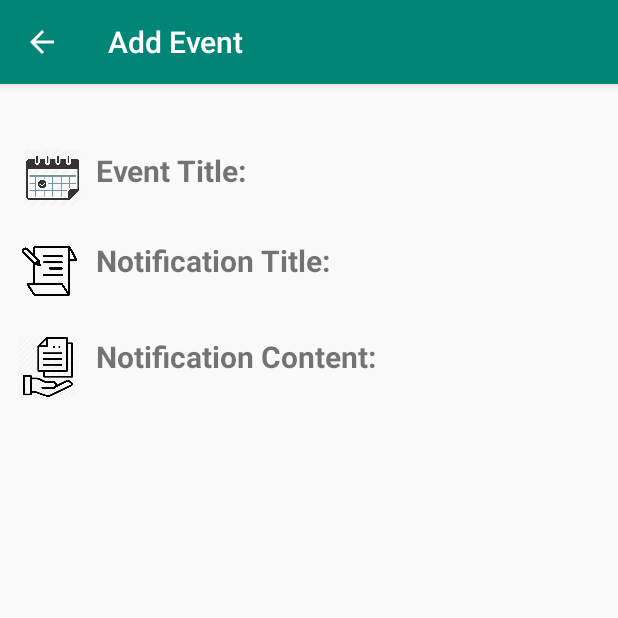
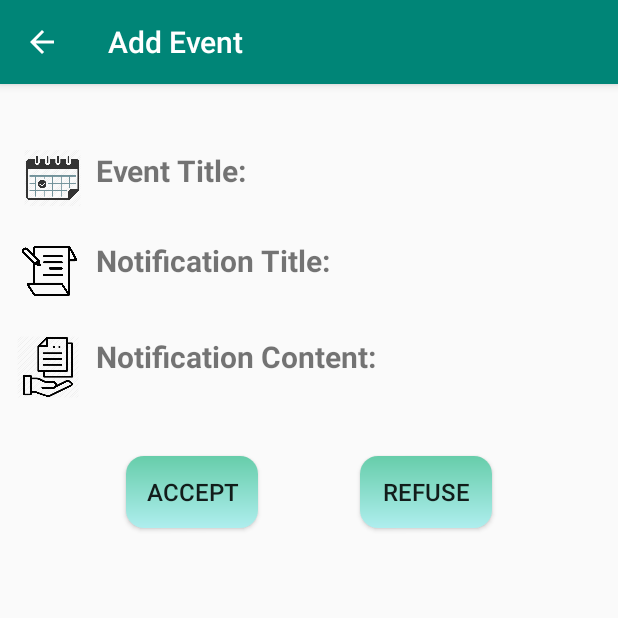
Before and after one commit to ChenyoisRita/Foodaholic, an Android app: the NotificationDetailActivity screen opened directly, with no data from a screen before it, on a phone screen of 412 x 824 dp, the top half of it. Run offline under Robolectric (Android 15) with nearby library versions, the light colour scheme and no system bars; 1 statement that could not run was skipped.

Commit message:
set up teh structure for the notification view

```diff
--- a/app/src/main/java/com/jhuoose/foodaholic/api/HerokuAPI.java
+++ b/app/src/main/java/com/jhuoose/foodaholic/api/HerokuAPI.java
@@ -37,8 +37,8 @@ public interface HerokuAPI {
     @DELETE("users/current/events/{eventId}")
     Call<ResponseBody> leaveEvent(@Path("eventId") int eventId);
 
-    //@GET("users/current/notifications")
-    //Call<List<NotificationProfile>> getNotificationList();
+    @GET("users/current/notifications")
+    Call<List<Notification>> getNotificationList();
 
     @GET("users/current/friends")
     Call<List<UserProfile>> getFriendList();
--- a/app/src/main/java/com/jhuoose/foodaholic/ui/notifications/NotificationDetailActivity.java
+++ b/app/src/main/java/com/jhuoose/foodaholic/ui/notifications/NotificationDetailActivity.java
@@ -1,21 +1,36 @@
 package com.jhuoose.foodaholic.ui.notifications;
 
+import android.app.AlertDialog;
+import android.content.DialogInterface;
 import android.os.Bundle;
 import android.content.Intent;
+import android.view.View;
+import android.widget.Button;
 import android.widget.TextView;
+import android.widget.Toast;
 
 import androidx.annotation.Nullable;
 import androidx.appcompat.app.AppCompatActivity;
 import com.jhuoose.foodaholic.R;
+import com.jhuoose.foodaholic.api.HerokuAPI;
+import com.jhuoose.foodaholic.api.HerokuService;
 import com.jhuoose.foodaholic.model.Notification;
 
 import com.jhuoose.foodaholic.model.Notification;
+import com.jhuoose.foodaholic.ui.events.JoinEventActivity;
 
 import androidx.appcompat.app.AppCompatActivity;
 
+import okhttp3.ResponseBody;
+import retrofit2.Call;
+import retrofit2.Callback;
+import retrofit2.Response;
+
 public class NotificationDetailActivity extends AppCompatActivity {
-    String eventTitle, notificationTitle, notificationContent;
+    private HerokuAPI heroku;
+    String eventTitle, notificationTitle, notificationContent, entryCode;
     TextView eventTitle_display, notificationTitle_display, notificationContent_display;
+    Button acceptInvitationBtn, declineInvitationBtn;
     Notification notification;
 
 //    @override
@@ -28,6 +43,10 @@ public class NotificationDetailActivity extends AppCompatActivity {
     protected void onCreate(@Nullable Bundle savedInstanceState) {
         super.onCreate(savedInstanceState);
         setContentView(R.layout.activity_notification_detail);
+
+        heroku = HerokuService.getAPI();
+        acceptInvitationBtn = findViewById(R.id.acceptInvitationButton);
+        declineInvitationBtn = findViewById(R.id.declineInvitationButton);
 
         eventTitle_display = this.findViewById(R.id.eventTitle_display_tv);
         notificationTitle_display = this.findViewById(R.id.notificationTitle_display_tv);
@@ -42,5 +61,54 @@ public class NotificationDetailActivity extends AppCompatActivity {
         notificationTitle_display.setText(notificationTitle);
         notificationContent_display.setText(notificationContent);
 
+        acceptInvitationBtn..setOnClickListener(new View.OnClickListener() {
+            @Override
+            public void onClick(View view) {
+                if (getValidEntryCode()) {
+                    Call<ResponseBody> call_joinEvent = heroku.joinEvent(entryCode);
+                    call_joinEvent.enqueue(new Callback<ResponseBody>() {
+                        @Override
+                        public void onResponse(Call<ResponseBody> call, Response<ResponseBody> response) {
+                            if (!response.isSuccessful()) {
+                                Toast.makeText(getApplicationContext(), "Event Not Found:"+response.errorBody(), Toast.LENGTH_SHORT).show();
+                            } else {
+                                AlertDialog alertDialog = new AlertDialog.Builder(JoinEventActivity.this).create();
+                                alertDialog.setTitle("Result");
+                                alertDialog.setMessage("Join Event Successfully");
+                                alertDialog.setButton(AlertDialog.BUTTON_NEUTRAL, "OK", new DialogInterface.OnClickListener(){
+                                    @Override
+                                    public void onClick(DialogInterface dialogInterface, int i) {
+                                        dialogInterface.dismiss();
+                                        finish();
+                                    }
+                                });
+                                alertDialog.show();
+                            }
+                        }
+
+                        @Override
+                        public void onFailure(Call<ResponseBody> call, Throwable t) {
+                            Toast.makeText(getApplicationContext(), "Connection Error", Toast.LENGTH_SHORT).show();
+                        }
+                    });
+                }
+            }
+        });
+
+    }
+
+    public boolean getValidEntryCode(){
+        //String code = eventID_et.getText().toString().trim();
+        //String preInvitationCode = "Invitation code is ";
+        String splitContent = notificationContent.split();
+        String code = splitContent[splitContent.length() - 1];
+        //String code = notificationContent.indexOf(preInvitationCode) + preInvitationCode.length()
+        if (code!=null && !code.equals("") && !code.equals(" ") && code.length()>0) {
+            entryCode = code;
+        } else {
+            Toast.makeText(getApplicationContext(), "Invalid Input", Toast.LENGTH_SHORT).show();
+            return false;
+        }
+        return true;
     }
 }
--- a/app/src/main/res/layout/activity_notification_detail.xml
+++ b/app/src/main/res/layout/activity_notification_detail.xml
@@ -101,5 +101,31 @@
         app:layout_constraintTop_toTopOf="@+id/imageView"
         tools:layout_editor_absoluteX="0dp" />
 
+    <Button
+        android:id="@+id/acceptInvitationButton"
+        android:layout_width="wrap_content"
+        android:layout_height="wrap_content"
+
+        android:layout_marginStart="84dp"
+        android:layout_marginTop="248dp"
+        android:background="@drawable/gradient"
+        android:text="Accept"
+        android:textSize="16dp"
+        app:layout_constraintStart_toStartOf="parent"
+        app:layout_constraintTop_toTopOf="parent" />
+
+    <Button
+        android:id="@+id/declineInvitationButton"
+        android:layout_width="wrap_content"
+        android:layout_height="wrap_content"
+
+        android:layout_marginStart="240dp"
+        android:layout_marginTop="248dp"
+        android:background="@drawable/gradient"
+        android:text="Refuse"
+        android:textSize="16dp"
+        app:layout_constraintStart_toStartOf="parent"
+        app:layout_constraintTop_toTopOf="parent" />
+
 
 </androidx.constraintlayout.widget.ConstraintLayout>
```
Also changed, not shown: app/src/main/java/com/jhuoose/foodaholic/ui/notifications/NotificationsFragment.java (+35 -0 lines), app/src/main/java/com/jhuoose/foodaholic/viewmodel/Notification.java (+17 -0 lines).
